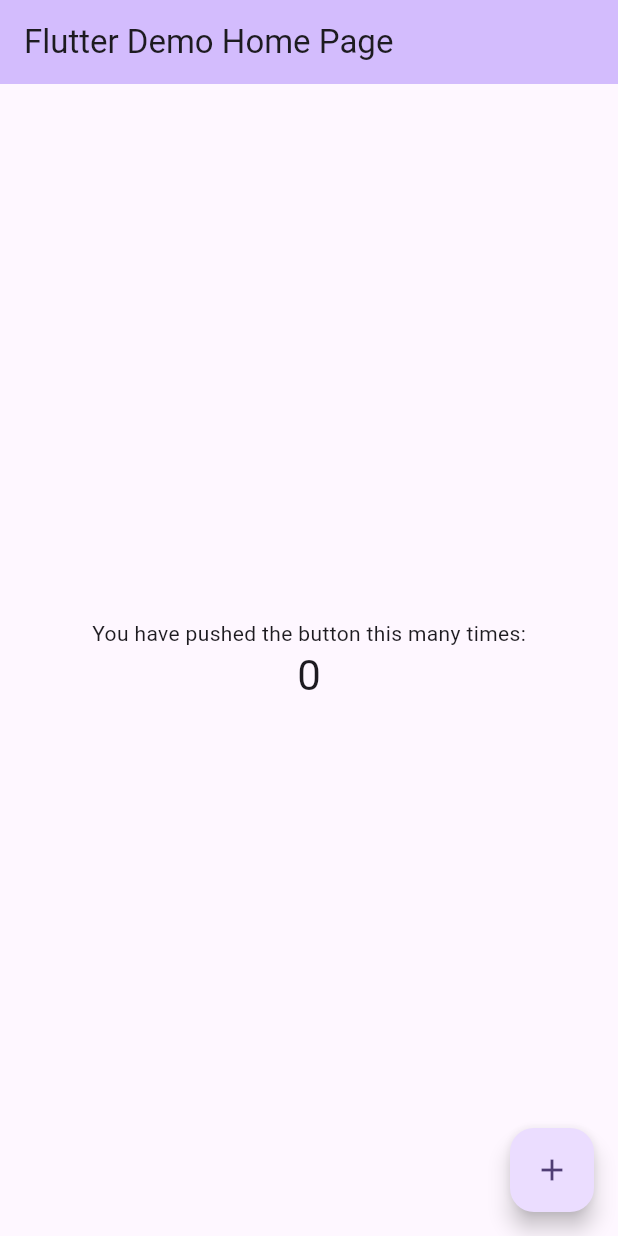
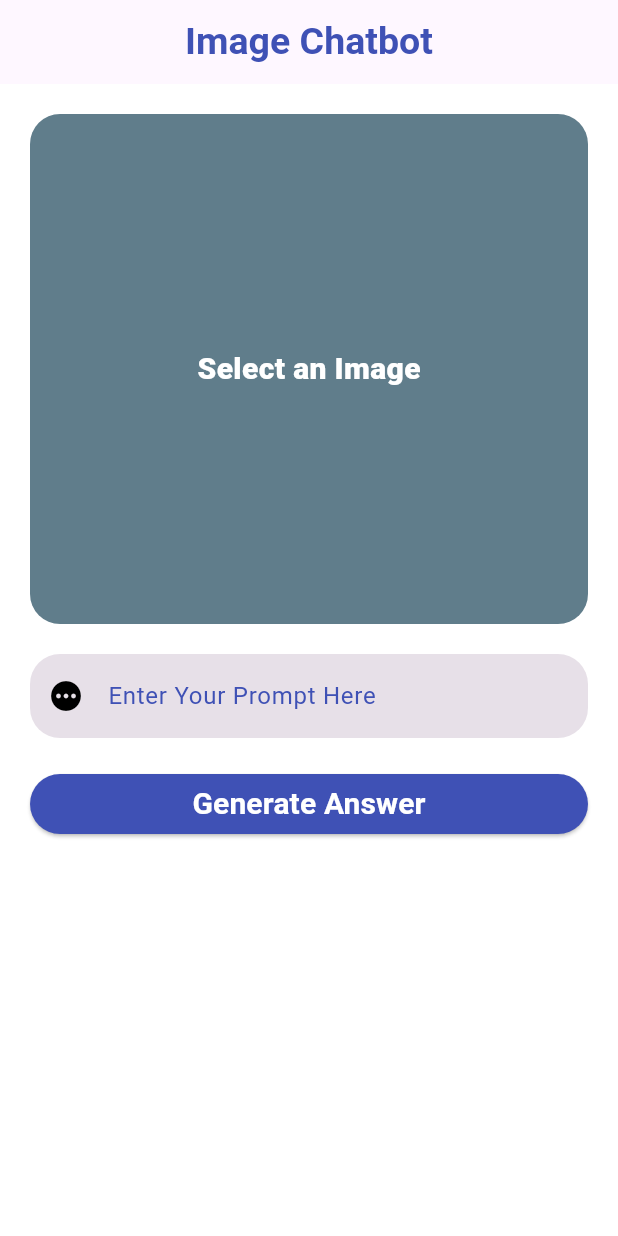
Before and after one commit to SDE-Ashik/flutter-simple-projects, a Flutter app: the screen it shows after launch, on a phone screen of 412 x 824 dp. Run offline on Flutter 3.47's test engine with Material 3 defaults, Android fonts, the phone set to English and light mode, and no system bars; our stand-ins replace image_picker.

Commit message:
simple image chatbot

```diff
--- a/lib/main.dart
+++ b/lib/main.dart
@@ -1,4 +1,8 @@
 import 'package:flutter/material.dart';
+import 'package:flutterproject/views/chat_bot_page.dart';
+
+
+// AIzaSyCmtM5-OWr1IwhKd98Bo5AOF5-8xczRgRE
 
 void main() {
   runApp(const MyApp());
@@ -11,6 +15,7 @@ class MyApp extends StatelessWidget {
   @override
   Widget build(BuildContext context) {
     return MaterialApp(
+      debugShowCheckedModeBanner: false,
       title: 'Flutter Demo',
       theme: ThemeData(
         // This is the theme of your application.
@@ -31,95 +36,7 @@ class MyApp extends StatelessWidget {
         colorScheme: ColorScheme.fromSeed(seedColor: Colors.deepPurple),
         useMaterial3: true,
       ),
-      home: const MyHomePage(title: 'Flutter Demo Home Page'),
+      home: const ImageChatbot(),
     );
   }
 }
-
-class MyHomePage extends StatefulWidget {
-  const MyHomePage({super.key, required this.title});
-
-  // This widget is the home page of your application. It is stateful, meaning
-  // that it has a State object (defined below) that contains fields that affect
-  // how it looks.
-
-  // This class is the configuration for the state. It holds the values (in this
-  // case the title) provided by the parent (in this case the App widget) and
-  // used by the build method of the State. Fields in a Widget subclass are
-  // always marked "final".
-
-  final String title;
-
-  @override
-  State<MyHomePage> createState() => _MyHomePageState();
-}
-
-class _MyHomePageState extends State<MyHomePage> {
-  int _counter = 0;
-
-  void _incrementCounter() {
-    setState(() {
-      // This call to setState tells the Flutter framework that something has
-      // changed in this State, which causes it to rerun the build method below
-      // so that the display can reflect the updated values. If we changed
-      // _counter without calling setState(), then the build method would not be
-      // called again, and so nothing would appear to happen.
-      _counter++;
-    });
-  }
-
-  @override
-  Widget build(BuildContext context) {
-    // This method is rerun every time setState is called, for instance as done
-    // by the _incrementCounter method above.
-    //
-    // The Flutter framework has been optimized to make rerunning build methods
-    // fast, so that you can just rebuild anything that needs updating rather
-    // than having to individually change instances of widgets.
-    return Scaffold(
-      appBar: AppBar(
-        // TRY THIS: Try changing the color here to a specific color (to
-        // Colors.amber, perhaps?) and trigger a hot reload to see the AppBar
-        // change color while the other colors stay the same.
-        backgroundColor: Theme.of(context).colorScheme.inversePrimary,
-        // Here we take the value from the MyHomePage object that was created by
-        // the App.build method, and use it to set our appbar title.
-        title: Text(widget.title),
-      ),
-      body: Center(
-        // Center is a layout widget. It takes a single child and positions it
-        // in the middle of the parent.
-        child: Column(
-          // Column is also a layout widget. It takes a list of children and
-          // arranges them vertically. By default, it sizes itself to fit its
-          // children horizontally, and tries to be as tall as its parent.
-          //
-          // Column has various properties to control how it sizes itself and
-          // how it positions its children. Here we use mainAxisAlignment to
-          // center the children vertically; the main axis here is the vertical
-          // axis because Columns are vertical (the cross axis would be
-          // horizontal).
-          //
-          // TRY THIS: Invoke "debug painting" (choose the "Toggle Debug Paint"
-          // action in the IDE, or press "p" in the console), to see the
-          // wireframe for each widget.
-          mainAxisAlignment: MainAxisAlignment.center,
-          children: <Widget>[
-            const Text(
-              'You have pushed the button this many times:',
-            ),
-            Text(
-              '$_counter',
-              style: Theme.of(context).textTheme.headlineMedium,
-            ),
-          ],
-        ),
-      ),
-      floatingActionButton: FloatingActionButton(
-        onPressed: _incrementCounter,
-        tooltip: 'Increment',
-        child: const Icon(Icons.add),
-      ), // This trailing comma makes auto-formatting nicer for build methods.
-    );
-  }
-}
--- /dev/null
+++ b/lib/views/chat_bot_page.dart
@@ -0,0 +1,416 @@
+// import 'dart:convert';
+// import 'dart:io';
+// import 'package:http/http.dart' as http;
+
+// import 'package:flutter/material.dart';
+// import 'package:image_picker/image_picker.dart';
+
+// class ImageChatbot extends StatefulWidget {
+//   const ImageChatbot({super.key});
+
+//   @override
+//   State<ImageChatbot> createState() => _ImageChatbotState();
+// }
+
+// class _ImageChatbotState extends State<ImageChatbot> {
+//   File? _selectedImage;
+//   String resonseMessage = "";
+//   bool isLoading = false;
+//   final controller = TextEditingController();
+
+//   final apiUrl =
+//       "https://generativelanguage.googleapis.com/v1beta/models/gemini-1.5-flash-latest:generateContent?key=AIzaSyCmtM5-OWr1IwhKd98Bo5AOF5-8xczRgRE";
+
+//   final ImagePicker _picker = ImagePicker();
+
+//   Future<void> pickImage() async {
+//     try {
+//       final XFile? image = await _picker.pickImage(source: ImageSource.gallery);
+//       if (image != null) {
+//         setState(() {
+//           _selectedImage = File(image.path);
+//         });
+//       } else {
+//         print("No image selected");
+//       }
+//     } catch (e) {
+//       print("Error picking image: $e");
+//     }
+//   }
+
+//   Future<void> generateResponse() async {
+//     if (_selectedImage == null || _selectedImage!.readAsBytes() == null) return;
+//     setState(() {
+//       isLoading = true;
+//       resonseMessage = "";
+//       controller.clear();
+//     });
+//     try {
+//       final requestPayload = {
+//         "contents": [
+//           {
+//             "parts": [
+//               {"text": controller.text},
+//               {
+//                 "inlineData": {"mimeType": "image/jpeg", "data": base64.encoder}
+//               }
+//             ]
+//           }
+//         ]
+//       };
+
+//       final response = await http.post(
+//         Uri.parse(apiUrl),
+//         headers: {'Content-Type': 'application/json'},
+//         body: jsonEncode(requestPayload),
+//       );
+//       if (response.statusCode == 200) {
+//         final result = jsonDecode(response.body);
+//         resonseMessage = result['candidates']?[0]?['content']?['parts']?[0]
+//                 ?['text'] ??
+//             'no text found';
+//       }
+//       else{
+//         responseMess
+//       }
+//     } catch (e) {}
+//   }
+
+//   @override
+//   Widget build(BuildContext context) {
+//     return Scaffold(
+//       appBar: AppBar(
+//         title: const Text(
+//           "Image Chatbot",
+//           style: TextStyle(
+//             color: Colors.indigo,
+//             fontSize: 25,
+//             fontWeight: FontWeight.bold,
+//           ),
+//         ),
+//         centerTitle: true,
+//       ),
+//       backgroundColor: Colors.white,
+//       body: Padding(
+//         padding:const  EdgeInsets.all(20),
+//         child: ListView(
+//           children: [
+//             GestureDetector(
+//               onTap:pickImage ,
+//               child:_selectedImage==null ? Container(
+//                 height: 340,
+//                 decoration: BoxDecoration(
+//                     borderRadius: BorderRadius.circular(20),
+//                     color: Colors.blueGrey),
+//                 child: const Center(
+//                   child: Text(
+//                     "Select an Image",
+//                     style: TextStyle(
+//                         fontSize: 20,
+//                         fontWeight: FontWeight.w800,
+//                         color: Colors.white),
+//                   ),
+//                 ),
+//               ):Column(
+//                 children: [
+//                   ClipRRect(
+//                     borderRadius: BorderRadius.circular(30),
+//                     child: Image.memory(_selectedImage!.readAsBytes()!,
+//                     height: 340,),
+//                   ),
+//                      const SizedBox(
+//               height: 20,
+//             ),
+//             Padding(
+//               padding: EdgeInsets.symmetric(horizontal: 80),
+//               child: ElevatedButton(
+//                 onPressed: () {
+//                   setState(() {
+//                     pickImage();
+//                   });
+//                 },
+//                 style: const ButtonStyle(
+//                   backgroundColor: WidgetStatePropertyAll(Colors.indigo),
+//                 ),
+//                 child: Text(
+//                   "Select New Image",
+//                   style: const TextStyle(
+//                       fontSize: 18,
+//                       height: 2,
+//                       fontWeight: FontWeight.normal,
+//                       color: Colors.white),
+//                 ),
+//               ),
+//             ),
+//                 ],
+//               )
+
+//               // button for select image
+//             ),
+
+//             const SizedBox(height: 20),
+//             TextFormField(
+//               controller: controller,
+//               decoration: InputDecoration(
+//                 hintText: "Enter Your Prompt here",
+//                 hintStyle: const TextStyle(color: Colors.indigo),
+//                 prefixIcon: const Icon(
+//                   Icons.pending,
+//                   color: Colors.black,
+//                 ),
+//                 filled: true,
+//                 border: OutlineInputBorder(
+//                     borderRadius: BorderRadius.circular(20),
+//                     borderSide: BorderSide.none),
+//               ),
+//             ),
+//             const SizedBox(
+//               height: 20,
+//             ),
+//             Padding(
+//               padding: EdgeInsets.symmetric(horizontal: 80),
+//               child: ElevatedButton(
+//                 onPressed: () {},
+//                 style: ButtonStyle(
+//                     elevation: WidgetStatePropertyAll(0),
+//                     backgroundColor: WidgetStatePropertyAll(Colors.indigo)),
+//                 child: const Text(
+//                   "Genrate Answer",
+//                   style: TextStyle(
+//                     color: Colors.white,
+//                     fontWeight: FontWeight.bold,
+//                     fontSize: 20,
+//                   ),
+//                 ),
+//               ),
+//             ),
+//             const SizedBox(
+//               height: 30,
+//             ),
+//             isLoading ?const Center(
+//               child: CircularProgressIndicator(),
+//             ):Text(resonseMessage,textAlign: TextAlign.center,
+//             style: const TextStyle(fontSize: 18),)
+//           ],
+//         ),
+//       ),
+//     );
+//   }
+// }
+
+// // "https://generativelanguage.googleapis.com/v1beta/models/gemini-1.5-flash-latest:generateContent?key=YOUR_API_KEY"
+
+
+import 'dart:convert';
+import 'dart:io';
+import 'package:flutter/material.dart';
+import 'package:http/http.dart' as http;
+import 'package:image_picker/image_picker.dart';
+
+class ImageChatbot extends StatefulWidget {
+  const ImageChatbot({super.key});
+
+  @override
+  State<ImageChatbot> createState() => _ImageChatbotState();
+}
+
+class _ImageChatbotState extends State<ImageChatbot> {
+  File? _selectedImage;
+  String responseMessage = "";
+  bool isLoading = false;
+  final TextEditingController controller = TextEditingController();
+
+  final String apiUrl =
+      "https://generativelanguage.googleapis.com/v1beta/models/gemini-1.5-flash-latest:generateContent?key=AIzaSyCmtM5-OWr1IwhKd98Bo5AOF5-8xczRgRE";
+
+  final ImagePicker _picker = ImagePicker();
+
+  Future<void> pickImage() async {
+    try {
+      final XFile? image = await _picker.pickImage(source: ImageSource.gallery);
+      if (image != null) {
+        setState(() {
+          _selectedImage = File(image.path);
+        });
+      } else {
+        print("No image selected");
+      }
+    } catch (e) {
+      print("Error picking image: $e");
+    }
+  }
+
+  Future<void> generateResponse() async {
+    if (_selectedImage == null) {
+      ScaffoldMessenger.of(context).showSnackBar(
+        const SnackBar(content: Text("Please select an image first.")),
+      );
+      return;
+    }
+
+    setState(() {
+      isLoading = true;
+      responseMessage = "";
+    });
+
+    try {
+      final bytes = await _selectedImage!.readAsBytes();
+      final base64Image = base64.encode(bytes);
+
+      final requestPayload = {
+        "contents": [
+          {
+            "parts": [
+              {"text": controller.text},
+              {
+                "inlineData": {"mimeType": "image/jpeg", "data": base64Image}
+              }
+            ]
+          }
+        ]
+      };
+
+      final response = await http.post(
+        Uri.parse(apiUrl),
+        headers: {'Content-Type': 'application/json'},
+        body: jsonEncode(requestPayload),
+      );
+
+      if (response.statusCode == 200) {
+        final result = jsonDecode(response.body);
+        setState(() {
+          responseMessage = result['candidates']?[0]?['content']?['parts']?[0]
+                  ?['text'] ??
+              'No response received.';
+        });
+      } else {
+        setState(() {
+          responseMessage =
+              "Error: ${response.statusCode} - ${response.reasonPhrase}";
+        });
+      }
+    } catch (e) {
+      setState(() {
+        responseMessage = "An error occurred: $e";
+      });
+    } finally {
+      setState(() {
+        isLoading = false;
+      });
+    }
+  }
+
+  @override
+  Widget build(BuildContext context) {
+    return Scaffold(
+      appBar: AppBar(
+        title: const Text(
+          "Image Chatbot",
+          style: TextStyle(
+            color: Colors.indigo,
+            fontSize: 25,
+            fontWeight: FontWeight.bold,
+          ),
+        ),
+        centerTitle: true,
+      ),
+      backgroundColor: Colors.white,
+      body: Padding(
+        padding: const EdgeInsets.all(20),
+        child: ListView(
+          children: [
+            GestureDetector(
+              onTap: pickImage,
+              child: _selectedImage == null
+                  ? Container(
+                      height: 340,
+                      decoration: BoxDecoration(
+                        borderRadius: BorderRadius.circular(20),
+                        color: Colors.blueGrey,
+                      ),
+                      child: const Center(
+                        child: Text(
+                          "Select an Image",
+                          style: TextStyle(
+                            fontSize: 20,
+                            fontWeight: FontWeight.w800,
+                            color: Colors.white,
+                          ),
+                        ),
+                      ),
+                    )
+                  : Column(
+                      children: [
+                        ClipRRect(
+                          borderRadius: BorderRadius.circular(30),
+                          child: Image.file(
+                            _selectedImage!,
+                            height: 340,
+                            fit: BoxFit.cover,
+                          ),
+                        ),
+                        const SizedBox(height: 20),
+                        ElevatedButton(
+                          onPressed: pickImage,
+                          style: ElevatedButton.styleFrom(
+                            backgroundColor: Colors.indigo,
+                          ),
+                          child: const Text(
+                            "Select New Image",
+                            style: TextStyle(
+                              fontSize: 18,
+                              fontWeight: FontWeight.normal,
+                              color: Colors.white,
+                            ),
+                          ),
+                        ),
+                      ],
+                    ),
+            ),
+            const SizedBox(height: 20),
+            TextFormField(
+              controller: controller,
+              decoration: InputDecoration(
+                hintText: "Enter Your Prompt Here",
+                hintStyle: const TextStyle(color: Colors.indigo),
+                prefixIcon: const Icon(
+                  Icons.pending,
+                  color: Colors.black,
+                ),
+                filled: true,
+                border: OutlineInputBorder(
+                  borderRadius: BorderRadius.circular(20),
+                  borderSide: BorderSide.none,
+                ),
+              ),
+            ),
+            const SizedBox(height: 20),
+            ElevatedButton(
+              onPressed: generateResponse,
+              style: ElevatedButton.styleFrom(
+                backgroundColor: Colors.indigo,
+                padding: const EdgeInsets.symmetric(horizontal: 50),
+              ),
+              child: const Text(
+                "Generate Answer",
+                style: TextStyle(
+                  color: Colors.white,
+                  fontWeight: FontWeight.bold,
+                  fontSize: 20,
+                ),
+              ),
+            ),
+            const SizedBox(height: 30),
+            isLoading
+                ? const Center(child: CircularProgressIndicator())
+                : Text(
+                    responseMessage,
+                    textAlign: TextAlign.center,
+                    style: const TextStyle(fontSize: 18),
+                  ),
+          ],
+        ),
+      ),
+    );
+  }
+}
--- a/pubspec.yaml
+++ b/pubspec.yaml
@@ -35,6 +35,8 @@ dependencies:
   # The following adds the Cupertino Icons font to your application.
   # Use with the CupertinoIcons class for iOS style icons.
   cupertino_icons: ^1.0.8
+  http: ^1.2.2
+  image_picker: ^1.1.2
 
 dev_dependencies:
   flutter_test:
```
Also changed, not shown: pubspec.lock, 5 other files.
